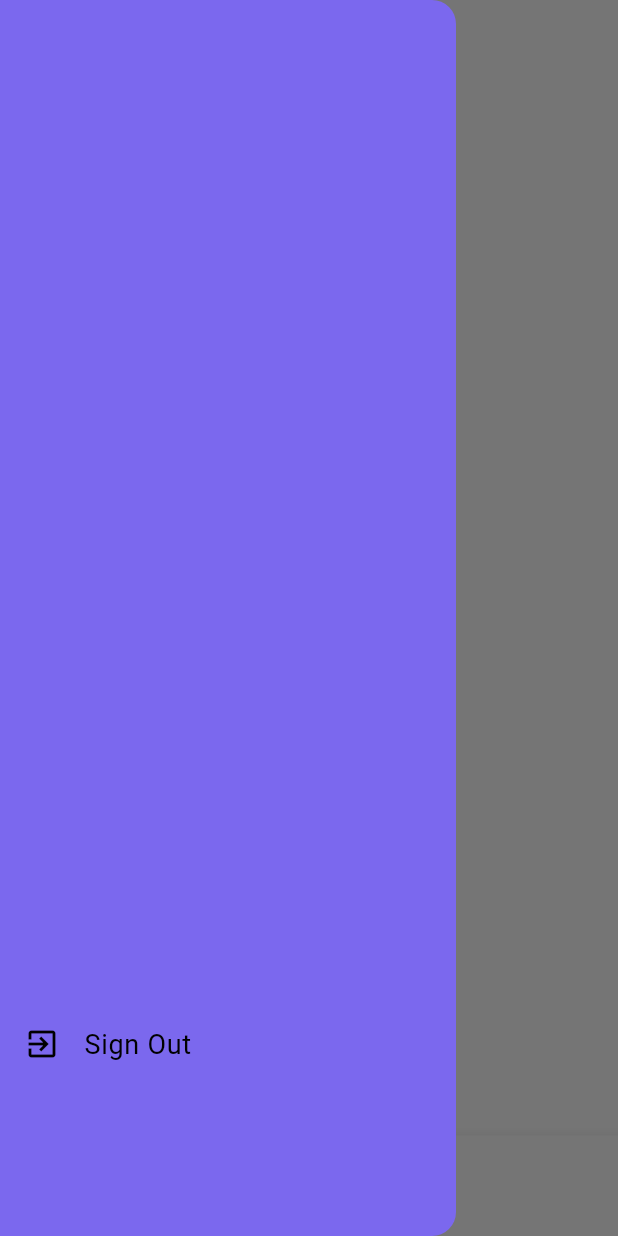
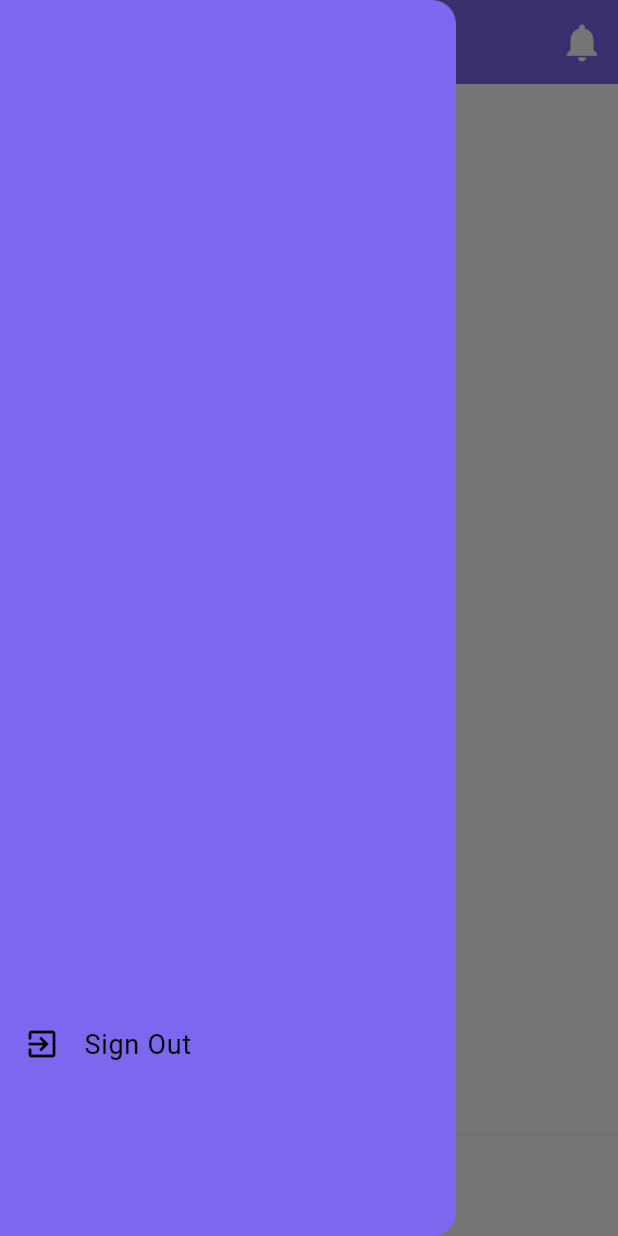
Before and after one commit to Muhammad-Qzih/N3imn_Project, a Flutter app: the CustomerHomeScreen screen opened by its route, with the side drawer open, on a phone screen of 412 x 824 dp. Run offline on Flutter 3.47's test engine with Material 3 defaults, Android fonts, the light colour scheme and no system bars; our stand-ins replace awesome_dialog, cloud_firestore, firebase_auth, firebase_core, get_it, google_fonts and 1 more; accounts and stored records are empty.

Commit message:
Create customer header

```diff
--- a/lib/view/cutomer_screens/home_navigation_screens/customer_home_screen.dart
+++ b/lib/view/cutomer_screens/home_navigation_screens/customer_home_screen.dart
@@ -15,7 +15,7 @@ class CustomerHomeScreen extends StatefulWidget {
 
 class _CustomerHomeScreenState extends State<CustomerHomeScreen> {
   int _selectedIndex = 0;
-
+  String name = "Home Page";
   final List<Widget> _widgetOptions = <Widget>[
     const HomePage(),
     const CustomerBookingsScreen(),
@@ -23,6 +23,12 @@ class _CustomerHomeScreenState extends State<CustomerHomeScreen> {
     const ProfileScreen(),
   ];
 
+  final List<String> _titleAppBar = <String>[
+    "Home Page",
+    "Bookings",
+    "Available Barbershops",
+    "Profile"
+  ];
   void _onItemTapped(int index) {
     setState(() {
       _selectedIndex = index;
@@ -33,18 +39,38 @@ class _CustomerHomeScreenState extends State<CustomerHomeScreen> {
   Widget build(BuildContext context) {
     return Scaffold(
         backgroundColor: Colors.white,
-        appBar: AppBar(),
+        appBar: AppBar(
+          iconTheme:
+              const IconThemeData(color: AppColor.TEXT_SECONDARY, size: 30),
+          backgroundColor: AppColor.PRIMARY,
+          title: Center(
+            child: Text(
+              _titleAppBar.elementAt(_selectedIndex),
+              style: const TextStyle(
+                fontSize: 20,
+                color: AppColor.TEXT_SECONDARY,
+                fontWeight: FontWeight.normal,
+              ),
+            ),
+          ),
+          actions: [
+            IconButton(
+                onPressed: () {},
+                icon: const Icon(
+                  Icons.notifications,
+                ))
+          ],
+        ),
         body: Center(
           child: _widgetOptions.elementAt(_selectedIndex),
         ),
         drawer: DrawerMenu(),
         bottomNavigationBar: BottomNavigationBar(
           items: <BottomNavigationBarItem>[
-             BottomNavigationBarItem(
-              icon:    _selectedIndex == 0
+            BottomNavigationBarItem(
+              icon: _selectedIndex == 0
                   ? Image.asset('Images/icons8-home-48.png', height: 30)
-                  : Image.asset('Images/icons8-home-48-white.png',
-                      height: 30),
+                  : Image.asset('Images/icons8-home-48-white.png', height: 30),
               label: 'Home',
             ),
             BottomNavigationBarItem(
@@ -54,15 +80,18 @@ class _CustomerHomeScreenState extends State<CustomerHomeScreen> {
                       height: 30),
               label: 'Bookings',
             ),
-             BottomNavigationBarItem(
-                            icon: _selectedIndex == 2
+            BottomNavigationBarItem(
+              icon: _selectedIndex == 2
                   ? Image.asset('Images/icons8-barber-48.png', height: 30)
                   : Image.asset('Images/icons8-barber-48-white.png',
                       height: 30),
               label: 'Barbershops',
             ),
             const BottomNavigationBarItem(
-              icon: Icon(Icons.person, size: 33,),
+              icon: Icon(
+                Icons.person,
+                size: 33,
+              ),
               label: 'Profile',
             ),
           ],
```
